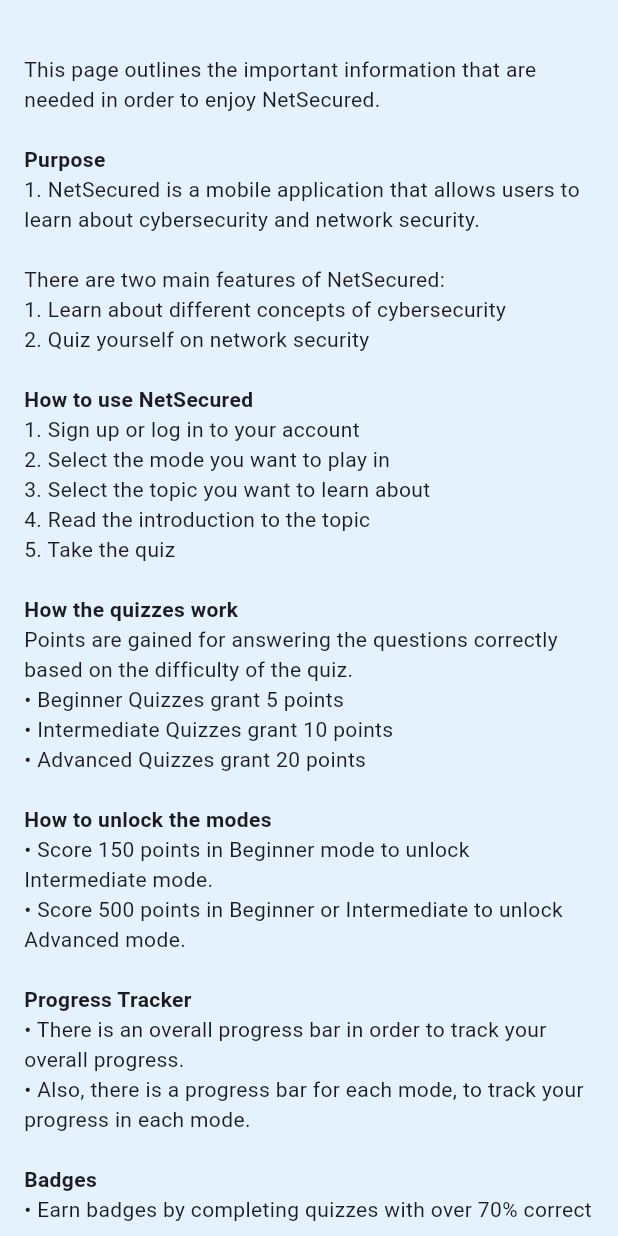
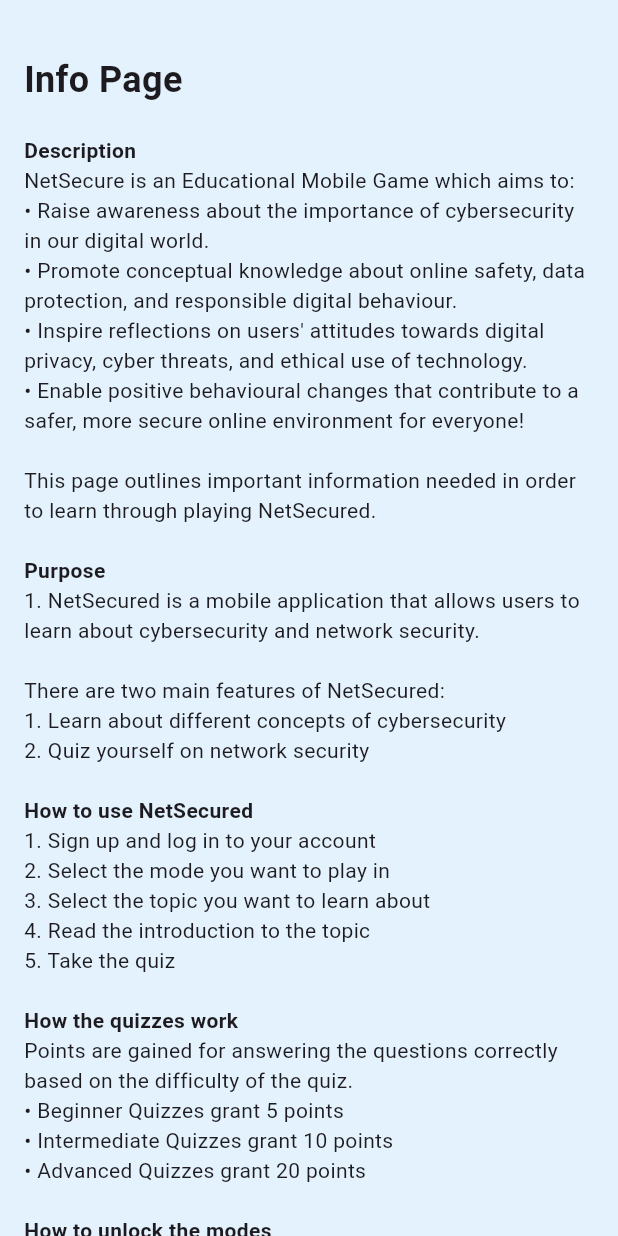
Before and after one commit to SotirisStyl/DoubleProjectNetSecured, a Flutter app: the InfoPage screen opened directly, on a phone screen of 412 x 824 dp. Run offline on Flutter 3.47's test engine with Material 3 defaults, Android fonts, the phone set to English and light mode, and no system bars; our stand-ins replace avatar_glow, curved_navigation_bar, font_awesome_flutter, get, google_sign_in, open_file and 2 more; missing offline and left inert: fluttermoji; accounts and stored records are empty; project files that could hold a hidden picture were left out.

Commit message:
Add files via upload
password visibility feature, updated info page, chnaged points needed to unlock modes (for evaluation purposes)

```diff
--- a/lib/app_main_page.dart
+++ b/lib/app_main_page.dart
@@ -209,8 +209,8 @@ class _QuizHomePageState extends State<QuizHomePage> {
               'description': 'Step up your knowledge and skills.',
               'icon': FontAwesomeIcons.bookOpen,
               'color': const Color(0xff6200EE),
-              'unlocked': userPoints >= 150,
-              'onTap': userPoints >= 150
+              'unlocked': userPoints >= 30,
+              'onTap': userPoints >= 30
                   ? () {
                 Navigator.push(
                   context,
@@ -227,8 +227,8 @@ class _QuizHomePageState extends State<QuizHomePage> {
               'description': 'Challenge yourself with advanced topics.',
               'icon': FontAwesomeIcons.shieldHalved,
               'color': const Color(0xff6200EE),
-              'unlocked': userPoints >= 500,
-              'onTap': userPoints >= 500
+              'unlocked': userPoints >= 50,
+              'onTap': userPoints >= 50
                   ? () {
                 Navigator.push(
                   context,
--- a/lib/info_page.dart
+++ b/lib/info_page.dart
@@ -14,7 +14,21 @@ class InfoPage extends StatelessWidget {
           children: const [
             SizedBox(height: 20),
             Text(
-              "This page outlines the important information that are needed in order to enjoy NetSecured.\n",
+              "Info Page",
+              style: TextStyle(fontWeight: FontWeight.bold, fontSize: 24),
+            ),
+            SizedBox(height: 20),
+            Text(
+              "Description",
+              style: TextStyle(fontWeight: FontWeight.bold),
+            ),
+            Text("NetSecure is an Educational Mobile Game which aims to:"),
+            Text("• Raise awareness about the importance of cybersecurity in our digital world."),
+            Text("• Promote conceptual knowledge about online safety, data protection, and responsible digital behaviour."),
+            Text("• Inspire reflections on users' attitudes towards digital privacy, cyber threats, and ethical use of technology."),
+            Text("• Enable positive behavioural changes that contribute to a safer, more secure online environment for everyone!\n"),
+            Text(
+              "This page outlines important information needed in order to learn through playing NetSecured.\n",
             ),
             Text(
               "Purpose",
@@ -30,7 +44,7 @@ class InfoPage extends StatelessWidget {
               "How to use NetSecured",
               style: TextStyle(fontWeight: FontWeight.bold),
             ),
-            Text("1. Sign up or log in to your account"),
+            Text("1. Sign up and log in to your account"),
             Text("2. Select the mode you want to play in"),
             Text("3. Select the topic you want to learn about"),
             Text("4. Read the introduction to the topic"),
@@ -47,26 +61,29 @@ class InfoPage extends StatelessWidget {
               "How to unlock the modes",
               style: TextStyle(fontWeight: FontWeight.bold),
             ),
-            Text("• Score 150 points in Beginner mode to unlock Intermediate mode."),
-            Text("• Score 500 points in Beginner or Intermediate to unlock Advanced mode.\n"),
+            Text("• Score 30 points in Beginner mode to unlock Intermediate mode."),
+            Text("• Score 50 points in Beginner or Intermediate to unlock Advanced mode.\n"),
             Text(
               "Progress Tracker",
               style: TextStyle(fontWeight: FontWeight.bold),
             ),
-            Text("• There is an overall progress bar in order to track your overall progress."),
+            Text("• The main progress bar allows you to track your overall progress."),
             Text("• Also, there is a progress bar for each mode, to track your progress in each mode.\n"),
             Text(
               "Badges",
               style: TextStyle(fontWeight: FontWeight.bold),
             ),
             Text("• Earn badges by completing quizzes with over 70% correct answers."),
-            Text("• Each quiz has a badge that changes color once completed."),
-            Text("• Complete all three quizzes in a category to turn the badge green.\n"),
+            Text("• Each topic has an associated badge that changes color after completing each level."),
+            Text("• The badge color turns yellow after completing one quiz in a mode in the associated topic."),
+            Text("• The badge color turns orange after completing two of the three quizzes in a mode in the associated topic."),
+            Text("• The badge color turns green after completing all of the quizzes in a mode in the associated topic."),
+            Text("• Complete all three quizzes in a topic to earn the full badge.\n"),
             Text(
               "Quiz Timer",
               style: TextStyle(fontWeight: FontWeight.bold),
             ),
-            Text("• There is a feature that when enabled, the timer will start a timer for 5 minutes when you start the quiz."),
+            Text("• To make the process more challenging there is a feature that when enabled, the timer, will start a timer for 5 minutes when you start the quiz."),
             Text("• If the timer runs out, the quiz will end and you will not be able to submit your answers, causing you to lose the points gained from the quiz.\n"),
             Text(
               "Customize Background",
```
Also changed, not shown: lib/sign_in.dart (+38 -22 lines), lib/sign_up.dart (+50 -28 lines).
